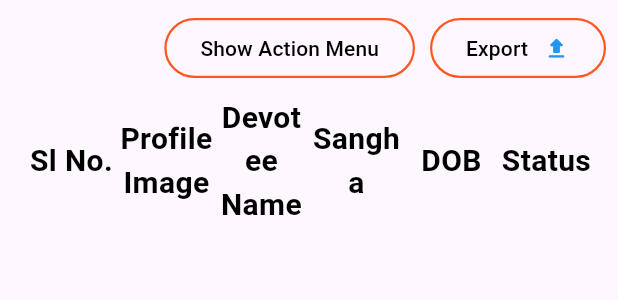
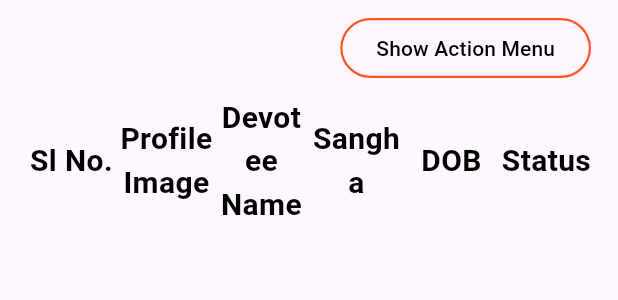
Before and after one commit to tnsmobilesolutions/nsspuri-admin, a Flutter app: the DevoteeListBodyPage widget shown alone on an empty page, opened directly with empty values, on a phone screen of 412 x 824 dp. Shown: the top 300 px of the screen. Run offline on Flutter 3.47's test engine with Material 3 defaults, Android fonts, the phone set to English and light mode, and no system bars; our stand-ins replace dio, firebase_auth, firebase_core, firebase_storage, flutter_typeahead, image_picker and 1 more; missing offline and left inert: authentication, excel, material_color_generator; accounts and stored records are empty; network calls fail.

Commit message:
User role is implemented to access export button

```diff
--- a/lib/screen/PaliaListScreen.dart/devotee_list_body_page.dart
+++ b/lib/screen/PaliaListScreen.dart/devotee_list_body_page.dart
@@ -3,8 +3,9 @@ import 'package:flutter/material.dart';
 import 'package:pdf/widgets.dart' as pw;
 import 'package:sdp/API/get_devotee.dart';
 import 'package:sdp/model/devotee_model.dart';
-import 'package:sdp/screen/PaliaListScreen.dart/constant.dart';
+import 'package:sdp/screen/PaliaListScreen.dart/export_to_excel.dart';
 import 'package:sdp/screen/PaliaListScreen.dart/paliaTableRow.dart';
+import 'package:sdp/utilities/network_helper.dart';
 
 class DevoteeListBodyPage extends StatefulWidget {
   DevoteeListBodyPage(
@@ -34,6 +35,7 @@ class _DevoteeListBodyPageState extends State<DevoteeListBodyPage> {
   bool checkedValue = false;
   bool editpaliDate = false;
   bool showMenu = false;
+  String? userRole;
 
   @override
   void initState() {
@@ -41,6 +43,9 @@ class _DevoteeListBodyPageState extends State<DevoteeListBodyPage> {
     widget.devoteeList != null
         ? allPaliaList = widget.devoteeList!
         : fetchAllDevotee();
+    setState(() {
+      userRole = Networkhelper().currentDevotee?.role;
+    });
   }
 
   void fetchAllDevotee() async {
@@ -80,20 +85,6 @@ class _DevoteeListBodyPageState extends State<DevoteeListBodyPage> {
     );
   }
 
-  pw.Expanded printSearchheadingText(String text) {
-    return pw.Expanded(
-      child: pw.Text(
-        text,
-        textAlign: pw.TextAlign.center,
-        style: pw.TextStyle(
-          fontSize: 20,
-          // font: baloobhainaheading,
-          fontWeight: pw.FontWeight.bold,
-        ),
-      ),
-    );
-  }
-
   @override
   Widget build(BuildContext context) {
     return Padding(
@@ -120,13 +111,16 @@ class _DevoteeListBodyPageState extends State<DevoteeListBodyPage> {
               const SizedBox(
                 width: 10,
               ),
-              OutlinedButton(
+              userRole == "SuperAdmin" ||
+                      userRole == "Admin" ||
+                      userRole == "Approver"
+                  ? OutlinedButton(
                       style: OutlinedButton.styleFrom(
-                    side:
-                        const BorderSide(width: 1.5, color: Colors.deepOrange),
+                          side: const BorderSide(
+                              width: 1.5, color: Colors.deepOrange),
                           foregroundColor: Colors.black),
                       onPressed: () {
-                  Constants().exportToExcel(allPaliaList);
+                        ExportToExcel().exportToExcel(allPaliaList);
                       },
                       child: const Row(
                         mainAxisAlignment: MainAxisAlignment.spaceEvenly,
@@ -139,7 +133,8 @@ class _DevoteeListBodyPageState extends State<DevoteeListBodyPage> {
                           )
                         ],
                       ),
-              ),
+                    )
+                  : const SizedBox(),
             ],
           ),
           Padding(
--- a/lib/screen/PaliaListScreen.dart/constant.dart
+++ b/lib/screen/PaliaListScreen.dart/export_to_excel.dart
@@ -1,7 +1,7 @@
 import 'package:excel/excel.dart';
 import 'package:sdp/model/devotee_model.dart';
 
-class Constants {
+class ExportToExcel {
   void exportToExcel(List<DevoteeModel> devotees) async {
     final excel = Excel.createExcel();
     final sheet = excel[excel.getDefaultSheet().toString()];
```
Lines whose indentation alone changed are shown as unchanged.
